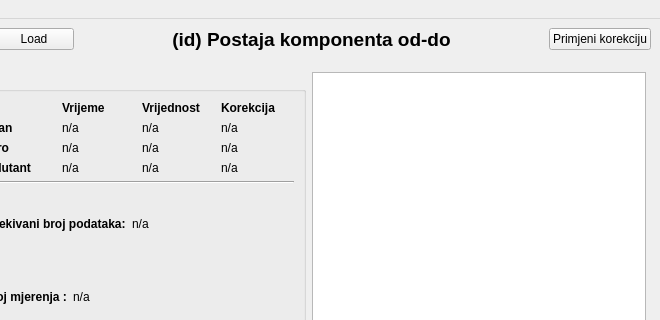
Qt form app/view/ui_files/mainwindow.ui (kluksa/validacija_aplikacija) before a commit; both pictures show x 383 to 1043 and y 0 to 320 of the 1043 by 669 pixel window.
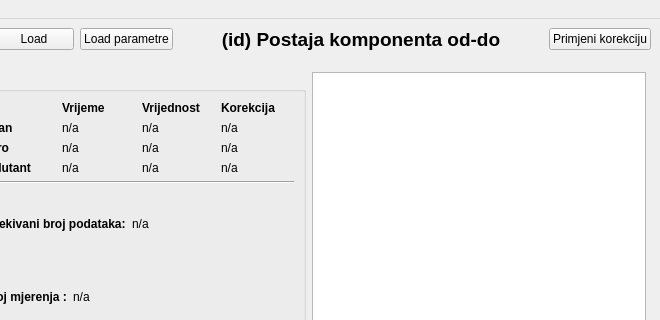
The same form after that commit.

```diff
--- a/app/view/ui_files/mainwindow.ui
+++ b/app/view/ui_files/mainwindow.ui
@@ -58,6 +58,13 @@
         </property>
        </widget>
       </item>
+      <item>
+       <widget class="QPushButton" name="buttonLoadABSr">
+        <property name="text">
+         <string>Load parametre</string>
+        </property>
+       </widget>
+      </item>
       <item>
        <widget class="QLabel" name="labelOpisGrafa">
         <property name="sizePolicy">
```
